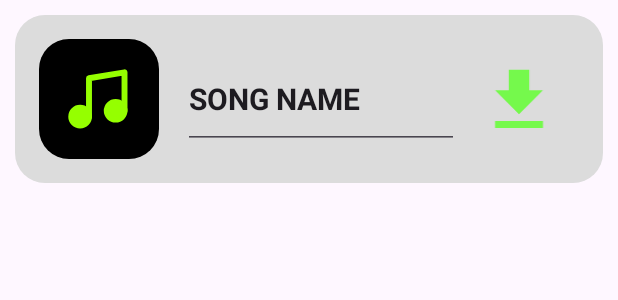
After one commit to Yjoubayr/Projecte33, an Android app: the layout song_item.xml on its own in the app's theme, with its tools: preview values and no code run, on a phone screen of 412 x 824 dp. The commit adds this screen. Shown: the top 300 px of the screen. Run offline under Robolectric (Android 15) with nearby library versions, the phone set to English and light mode, and no system bars.

Commit message:
layout download songs fet.

```diff
--- /dev/null
+++ b/Android/ReproductorMusica/app/src/main/res/drawable/btn_download.xml
@@ -0,0 +1,9 @@
+<vector xmlns:android="http://schemas.android.com/apk/res/android"
+    android:width="32dp"
+    android:height="38dp"
+    android:viewportWidth="32"
+    android:viewportHeight="38">
+  <path
+      android:pathData="M31.167,13.5H22.5V0.5L9.5,0.5V13.5H0.833L16,28.667L31.167,13.5ZM0.833,33L0.833,37.333H31.167V33H0.833Z"
+      android:fillColor="#75F94C"/>
+</vector>
--- /dev/null
+++ b/Android/ReproductorMusica/app/src/main/res/drawable/music_img.xml
@@ -0,0 +1,27 @@
+<vector xmlns:android="http://schemas.android.com/apk/res/android"
+    android:width="25dp"
+    android:height="25dp"
+    android:viewportWidth="25"
+    android:viewportHeight="25">
+  <path
+      android:pathData="M9.12,18.478V5.478L21.12,3.478V16.478"
+      android:strokeLineJoin="round"
+      android:strokeWidth="2."
+      android:fillColor="#00000000"
+      android:strokeColor="#95FF00"
+      android:strokeLineCap="round"/>
+  <path
+      android:pathData="M6.12,21.478C7.777,21.478 9.12,20.135 9.12,18.478C9.12,16.821 7.777,15.478 6.12,15.478C4.463,15.478 3.12,16.821 3.12,18.478C3.12,20.135 4.463,21.478 6.12,21.478Z"
+      android:strokeLineJoin="round"
+      android:strokeWidth="2"
+      android:fillColor="#95FF00"
+      android:strokeColor="#95FF00"
+      android:strokeLineCap="round"/>
+  <path
+      android:pathData="M18.12,19.478C19.777,19.478 21.12,18.135 21.12,16.478C21.12,14.821 19.777,13.478 18.12,13.478C16.463,13.478 15.12,14.821 15.12,16.478C15.12,18.135 16.463,19.478 18.12,19.478Z"
+      android:strokeLineJoin="round"
+      android:strokeWidth="2"
+      android:fillColor="#95FF00"
+      android:strokeColor="#95FF00"
+      android:strokeLineCap="round"/>
+</vector>
--- /dev/null
+++ b/Android/ReproductorMusica/app/src/main/res/drawable/shape.xml
@@ -0,0 +1,6 @@
+<?xml version="1.0" encoding="utf-8"?>
+<shape xmlns:android="http://schemas.android.com/apk/res/android"
+    android:shape="rectangle">
+    <solid android:color="#DCDCDC"/> <!-- Change the color as needed -->
+    <corners android:radius="20dp"/>
+</shape>
--- a/Android/ReproductorMusica/app/src/main/res/layout/download_song.xml
+++ b/Android/ReproductorMusica/app/src/main/res/layout/download_song.xml
@@ -2,13 +2,14 @@
 <RelativeLayout xmlns:android="http://schemas.android.com/apk/res/android"
     android:layout_width="match_parent"
     android:layout_height="match_parent"
-    android:orientation="vertical"
-    android:background="@color/background"
-    >
-    <view class="androidx.appcompat.app.AlertController$RecycleListView"
+    xmlns:tools="http://schemas.android.com/tools"
+    tools:context=".MainActivity">
+    <androidx.recyclerview.widget.RecyclerView
+        android:id="@+id/recyclerView"
         android:layout_width="match_parent"
-        android:layout_height="600dp"
-        android:layout_centerInParent="true"
-        >
-    </view>
+        android:layout_height="match_parent"
+        tools:itemCount="10"
+        tools:listitem="@layout/song_item"        >
+
+    </androidx.recyclerview.widget.RecyclerView>
 </RelativeLayout>
--- /dev/null
+++ b/Android/ReproductorMusica/app/src/main/res/layout/song_item.xml
@@ -0,0 +1,50 @@
+<?xml version="1.0" encoding="utf-8"?>
+<LinearLayout
+    xmlns:android="http://schemas.android.com/apk/res/android"
+    android:layout_width="match_parent"
+    android:layout_height="wrap_content"
+    android:orientation="horizontal"
+    android:padding="16dp"
+    android:background="@drawable/shape"
+    android:layout_margin="10dp">
+
+    <!-- Square Image -->
+    <ImageView
+        android:id="@+id/squareImage"
+        android:padding="15dp"
+        android:layout_width="80dp"
+        android:layout_height="80dp"
+        android:src="@drawable/music_img"
+        android:scaleType="centerCrop"
+        android:layout_gravity="center_vertical"
+        android:background="@drawable/shape"
+        android:backgroundTint="#000000"/>
+
+    <!-- Textbox -->
+
+    <!-- Download Logo -->
+    <EditText
+        android:id="@+id/textBox"
+        android:layout_width="0dp"
+        android:textStyle="bold"
+        android:layout_height="wrap_content"
+        android:layout_marginStart="16dp"
+        android:layout_weight="1"
+        android:paddingVertical="20dp"
+        android:textSize="20sp"
+        android:hint="Enter text"
+        android:text="SONG NAME"
+        android:focusable="false"
+        android:clickable="false"
+        android:layout_gravity="center_vertical"/>
+
+
+    <ImageView
+        android:id="@+id/downloadLogo"
+        android:layout_width="40dp"
+        android:layout_height="40dp"
+        android:layout_margin="20dp"
+        android:src="@drawable/btn_download"
+        android:layout_gravity="center_vertical"/>
+
+</LinearLayout>
```
